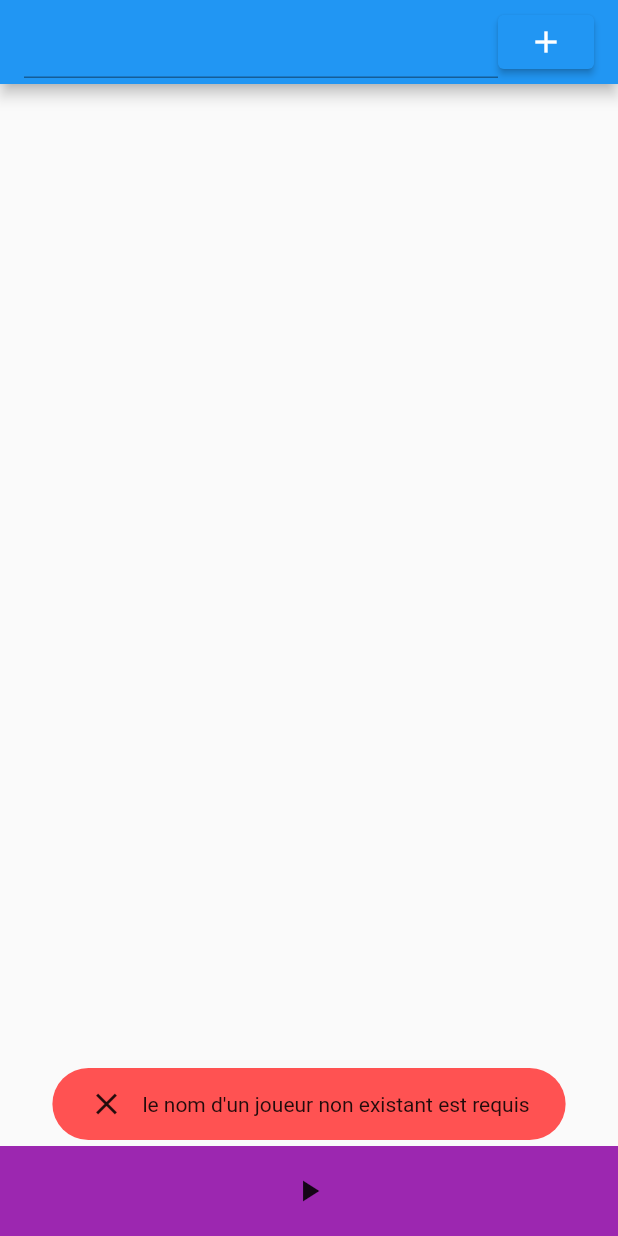
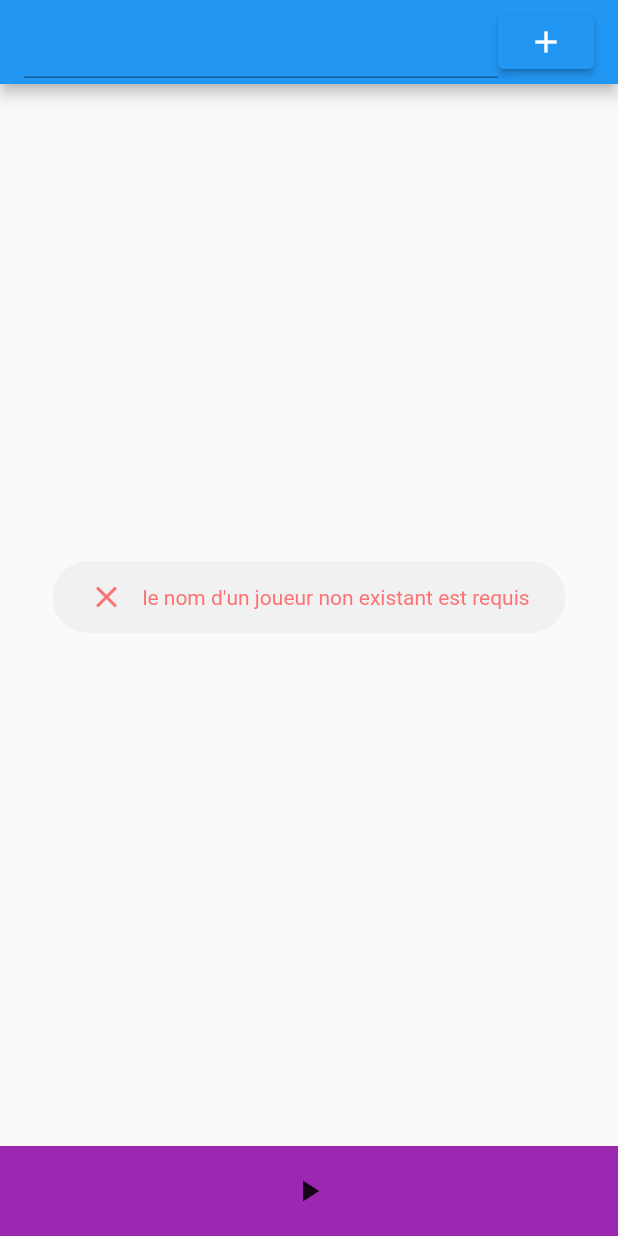
Before and after one commit to FXzoroark/flutter_dade_cho, a Flutter app: the screen it shows after launch, after a tap on the "add" icon, on a phone screen of 412 x 824 dp. Run offline on Flutter 3.47's test engine with Material 2 defaults, Android fonts, the phone set to English and light mode, and no system bars; our stand-ins replace fluttertoast.

Commit message:
restructuration du code et "amélioration" des Toasts

```diff
--- a/lib/main.dart
+++ b/lib/main.dart
@@ -1,180 +1,18 @@
 import 'package:flutter/material.dart';
-import 'package:collection/collection.dart';
-import 'package:fluttertoast/fluttertoast.dart';
+import 'package:flutter_dade_cho/player_selection_screen.dart';
 
 void main() {
-  runApp(const MaterialApp(
-    home: HomeScreen(),
-  ));
+  runApp(const MyApp());
 }
 
-class Player {
-  String name;
-  bool drinking = true;
-
-  Player(this.name);
-
-}
-
-class HomeScreen extends StatefulWidget {
-  const HomeScreen({Key? key}) : super(key: key);
-
-  @override
-  State<HomeScreen> createState() => _HomeScreenState();
-}
-
-class _HomeScreenState extends State<HomeScreen> {
-  List<Player> players = [];
-
-
-  final textController = TextEditingController();
-  int? playerIndex;
-  IconData buttonIcon = Icons.add;
-
-
-  late FToast fToast;
-
-  @override
-  void initState() {
-    super.initState();
-    fToast = FToast();
-    fToast.init(context);
-  }
-
-  _showToast(String text) {
-    Widget toast = Container(
-      padding: const EdgeInsets.symmetric(horizontal: 24.0, vertical: 12.0),
-      decoration: BoxDecoration(
-        borderRadius: BorderRadius.circular(25.0),
-        color: Colors.redAccent,
-      ),
-      child: Row(
-        mainAxisSize: MainAxisSize.min,
-        children: [
-          const Icon(Icons.close),
-          const SizedBox(
-            width: 12.0,
-          ),
-          Text(text),
-        ],
-      ),
-    );
-
-    fToast.showToast(
-      child: toast,
-      gravity: ToastGravity.BOTTOM,
-      toastDuration: const Duration(seconds: 2),
-    );
-  }
-
-  _removeAllQueuedToasts() {
-    fToast.removeQueuedCustomToasts();
-  }
-
-  Widget _cardItem(index) {
-    return Card(
-        child: ListTile(
-          title: Text(players[index].name),
-          trailing: Checkbox(
-            value: players[index].drinking,
-            onChanged: (bool? value) {
-              setState(() {
-                players[index].drinking = value!;
-              });
-            },
-          ),
-          onTap: () {
-            playerIndex = index;
-            setState(() {
-              textController.text = players[index].name;
-              buttonIcon = Icons.save;
-            });
-          },
-          onLongPress: () {
-            playerIndex = null;
-            buttonIcon = Icons.add;
-            setState(() {
-              players.removeAt(index);
-            });
-          },
-        )
-    );
-  }
+class MyApp extends StatelessWidget{
+  const MyApp({super.key});
 
   @override
   Widget build(BuildContext context) {
-    return Scaffold(
-      appBar: AppBar(
-        title: Row(
-          children: [
-            Expanded(
-                child: TextField(
-                  controller: textController,
-                )
-            ),
-            ElevatedButton(
-                child: Icon(buttonIcon),
-                onPressed: () {
-                  if (textController.text.isEmpty ||
-                      players.firstWhereOrNull((element) => element.name ==
-                          textController.text) != null) {
-                    _removeAllQueuedToasts();
-                    _showToast("le nom d'un joueur non existant est requis");
-                  }
-                  else {
-                    setState(() {
-                      if (playerIndex != null) {
-                        players[playerIndex!].name = textController.text;
-                        playerIndex = null;
-                        buttonIcon = Icons.add;
-                      }
-                      else {
-                        players.add(Player(textController.text));
-                      }
-                      textController.clear();
-                    });
-                  }
-                }
-            )
-          ],
-        ),
-      ),
-      body: ListView.builder(
-        itemCount: players.length,
-        itemBuilder: (BuildContext context, int index) {
-          if (index == 0) {
-            return Column(
-              children: [
-                Container(
-                  color: Colors.amber,
-                  child: const ListTile(
-                    title: Text("Name"),
-                    trailing: Text("Drinking"),
-                  ),
-                ),
-                _cardItem(index)
-              ],
-            );
-          }
-          return _cardItem(index);
-        },
-      ),
-      bottomNavigationBar: Container(
-        height: 60,
-        color: Colors.purple,
-        child: InkWell(
-            onTap: () {
-              if (players.length < 2) {
-                _removeAllQueuedToasts();
-                _showToast("Il faut être au moins 2 a jouer");
-              }
-              else {
-                print("TODO");
-              }
-            },
-            child: const Center(child: Icon(Icons.play_arrow))
-        ),
-      ),
+    return const MaterialApp(
+      title: 'Select Screen',
+      home: PlayerSelectionScreen(),
     );
   }
 }
--- /dev/null
+++ b/lib/player.dart
@@ -0,0 +1,7 @@
+class Player {
+  String name;
+  bool drinking = true;
+
+  Player(this.name);
+
+}
--- /dev/null
+++ b/lib/player_selection_screen.dart
@@ -0,0 +1,154 @@
+import 'package:flutter/material.dart';
+import 'package:collection/collection.dart';
+import 'package:flutter_dade_cho/toast.dart';
+import 'package:fluttertoast/fluttertoast.dart';
+
+import 'package:flutter_dade_cho/player.dart';
+
+class PlayerSelectionScreen extends StatefulWidget {
+  const PlayerSelectionScreen({Key? key}) : super(key: key);
+
+  @override
+  State<PlayerSelectionScreen> createState() => _PlayerSelectionScreen();
+}
+
+class _PlayerSelectionScreen extends State<PlayerSelectionScreen> {
+  List<Player> players = [];
+
+
+  final textController = TextEditingController();
+  int? playerIndex;
+  IconData buttonIcon = Icons.add;
+
+  late FToast fToast;
+
+  @override
+  void initState() {
+    super.initState();
+    fToast = FToast();
+    fToast.init(context);
+  }
+
+  _showToast(String text) {
+    fToast.showToast(
+      child: ToastWrapper(
+        icon: Icons.close ,
+        color:Colors.redAccent.withOpacity(0.8),
+        msg:text,
+      ),
+      gravity: ToastGravity.BOTTOM,
+      toastDuration: const Duration(seconds: 5),
+    );
+  }
+
+  _removeAllQueuedToasts() {
+    fToast.removeQueuedCustomToasts();
+  }
+
+  Widget _cardItem(index) {
+    return Card(
+        child: ListTile(
+          title: Text(players[index].name),
+          trailing: Checkbox(
+            value: players[index].drinking,
+            onChanged: (bool? value) {
+              setState(() {
+                players[index].drinking = value!;
+              });
+            },
+          ),
+          onTap: () {
+            playerIndex = index;
+            setState(() {
+              textController.text = players[index].name;
+              buttonIcon = Icons.save;
+            });
+          },
+          onLongPress: () {
+            playerIndex = null;
+            buttonIcon = Icons.add;
+            setState(() {
+              players.removeAt(index);
+            });
+          },
+        )
+    );
+  }
+
+  @override
+  Widget build(BuildContext context) {
+    return Scaffold(
+      appBar: AppBar(
+        title: Row(
+          children: [
+            Expanded(
+                child: TextField(
+                  controller: textController,
+                )
+            ),
+            ElevatedButton(
+                child: Icon(buttonIcon),
+                onPressed: () {
+                  if (textController.text.isEmpty ||
+                      players.firstWhereOrNull((element) => element.name ==
+                          textController.text) != null) {
+                    _removeAllQueuedToasts();
+                    _showToast("le nom d'un joueur non existant est requis");
+                  }
+                  else {
+                    setState(() {
+                      if (playerIndex != null) {
+                        players[playerIndex!].name = textController.text;
+                        playerIndex = null;
+                        buttonIcon = Icons.add;
+                      }
+                      else {
+                        players.add(Player(textController.text));
+                      }
+                      textController.clear();
+                    });
+                  }
+                }
+            )
+          ],
+        ),
+      ),
+      body: ListView.builder(
+        itemCount: players.length,
+        itemBuilder: (BuildContext context, int index) {
+          if (index == 0) {
+            return Column(
+              children: [
+                Container(
+                  color: Colors.amber,
+                  child: const ListTile(
+                    title: Text("Name"),
+                    trailing: Text("Drinking"),
+                  ),
+                ),
+                _cardItem(index)
+              ],
+            );
+          }
+          return _cardItem(index);
+        },
+      ),
+      bottomNavigationBar: Container(
+        height: 60,
+        color: Colors.purple,
+        child: InkWell(
+            onTap: () {
+              if (players.length < 2) {
+                _removeAllQueuedToasts();
+                _showToast("Il faut être au moins 2 a jouer");
+              }
+              else {
+                print("TODO");
+              }
+            },
+            child: const Center(child: Icon(Icons.play_arrow))
+        ),
+      ),
+    );
+  }
+}
--- /dev/null
+++ b/lib/toast.dart
@@ -0,0 +1,102 @@
+import 'dart:async';
+import 'dart:ui';
+
+import 'package:flutter/material.dart';
+
+class ToastWrapper extends StatefulWidget {
+  final String msg;
+  final IconData? icon;
+  final Color? color;
+
+  const ToastWrapper({
+    Key? key,
+    required this.msg,
+    this.icon,
+    this.color,
+  }) : super(key: key);
+
+  @override
+  State<ToastWrapper> createState() => _ToastWrapperState();
+}
+
+class _ToastWrapperState extends State<ToastWrapper>
+    with TickerProviderStateMixin {
+  late AnimationController controller;
+
+  showIt() {
+    controller.forward();
+  }
+
+  /// Start the hidding animations for the toast
+  hideIt() {
+    controller.reverse();
+    _timer?.cancel();
+  }
+
+  /// Controller to start and hide the animation
+  late Animation _fadeAnimation;
+
+  Timer? _timer;
+
+  @override
+  void initState() {
+    controller = AnimationController(
+        vsync: this, duration: const Duration(milliseconds: 700));
+
+    _fadeAnimation =
+        CurvedAnimation(parent: controller, curve: Curves.easeIn);
+    super.initState();
+
+    showIt();
+    _timer = Timer(const Duration(milliseconds: 3000), () {
+      hideIt();
+    });
+  }
+
+  @override
+  void dispose() {
+    _timer?.cancel();
+    controller.dispose();
+    super.dispose();
+  }
+
+  @override
+  Widget build(BuildContext context) {
+    var color = widget.color;
+    return FadeTransition(
+      opacity: _fadeAnimation as Animation<double>,
+      child: Center(
+        child: Material(
+          color: Colors.transparent,
+          child: Padding(
+            padding: const EdgeInsets.only(
+              bottom: (28),
+            ),
+            child: ClipRRect(
+              borderRadius: BorderRadius.circular(25.0),
+              child: Container(
+                padding: const EdgeInsets.symmetric(
+                    horizontal: 24.0, vertical: 12.0),
+                decoration: BoxDecoration(
+                    color: Colors.grey.withOpacity(0.1)),
+                child: Row(
+                  mainAxisSize: MainAxisSize.min,
+                  children: [
+                    Icon(
+                      widget.icon,
+                      color: color,
+                    ),
+                    const SizedBox(
+                      width: 12.0,
+                    ),
+                    Text(widget.msg, style: TextStyle(color: color)),
+                  ],
+                ),
+              ),
+            ),
+          ),
+        ),
+      ),
+    );
+  }
+}
```
